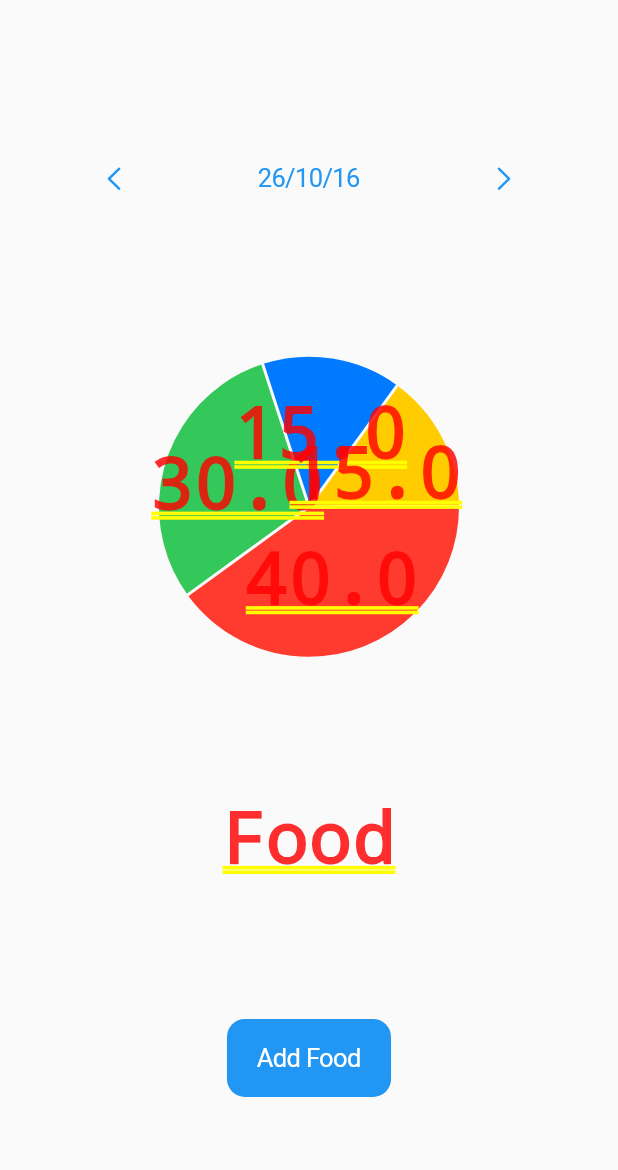
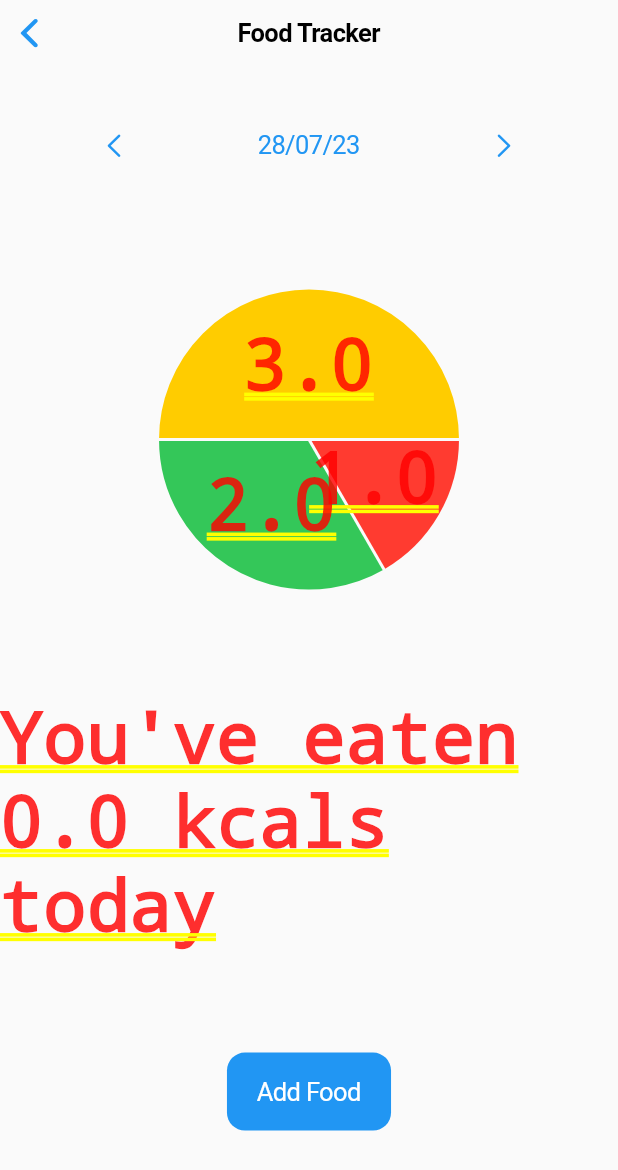
Before and after one commit to ebbearildsson/app, a Flutter app: the FoodPage screen opened directly, on a phone screen of 412 x 824 dp. Shown: the top 1170 px of the screen. Run offline on Flutter 3.47's test engine with Material 2 defaults, Android fonts, the phone set to English and light mode, and no system bars; drawn by our look-alikes of fl_chart.

Commit message:
💄 Many ui improvements and additions

```diff
--- a/lib/controller.dart
+++ b/lib/controller.dart
@@ -1 +1,34 @@
 // A controller with functions for accessing data
+
+import 'package:app/model.dart';
+
+// Functions we will most likely both use
+class Controller {
+  List<Day> days = [];
+  DateTime today = DateTime.now();
+
+  // TODO: should probably just use a dictionary for days
+  Nutrition getNutrition(DateTime date) {
+    return days.firstWhere(
+      (element) => element.date == date,
+      orElse: () {
+        days.add(Day(date: date));
+        return days.last;
+      },
+    ).nutrition;
+  }
+
+  // TODO: should probably just use a dictionary for days
+  addFood(Nutrition food, String name, DateTime date) {
+    days.firstWhere(
+      (element) => element.date == date,
+      orElse: () {
+        days.add(Day(date: date));
+        return days.last;
+      },
+    ).addMeal(Meal(name: name, nutrition: food));
+  }
+}
+
+//  Functions most likely only I will use
+class EbbesController extends Controller {}
--- a/lib/ebbe_ui/ebbe_ui.dart
+++ b/lib/ebbe_ui/ebbe_ui.dart
@@ -22,10 +22,10 @@ class EbbeUI extends StatelessWidget {
   }
 
   Widget homepage() {
-    return const CupertinoPageScaffold(child: Center(child: Text('home')));
+    return const CupertinoPageScaffold(navigationBar: CupertinoNavigationBar(middle: Text('Home')), child: Center(child: Text('home')));
   }
 
   Widget workoutpage() {
-    return const CupertinoPageScaffold(child: Center(child: Text('Workout')));
+    return const CupertinoPageScaffold(navigationBar: CupertinoNavigationBar(middle: Text('Workout Tracker')), child: Center(child: Text('Workout')));
   }
 }
--- a/lib/ebbe_ui/foodpage.dart
+++ b/lib/ebbe_ui/foodpage.dart
@@ -1,3 +1,4 @@
+import 'package:app/controller.dart';
 import 'package:fl_chart/fl_chart.dart';
 import 'package:flutter/cupertino.dart';
 import 'package:intl/intl.dart';
@@ -9,12 +10,24 @@ class FoodPage extends StatefulWidget {
   State<FoodPage> createState() => _FoodPageState();
 }
 
+enum addTypes { hundred, total, meal }
+
 class _FoodPageState extends State<FoodPage> {
-  DateTime date = DateTime(2016, 10, 26);
+  EbbesController controller = EbbesController();
+  DateTime date = DateTime(2023, 7, 28);
+
+  Map<addTypes, Color> skyColors = <addTypes, Color>{
+    addTypes.hundred: const Color(0xff191970),
+    addTypes.total: const Color(0xff40826d),
+    addTypes.meal: const Color(0xff007ba7),
+  };
+
+  var _selectedSegment = addTypes.hundred;
 
   @override
   Widget build(BuildContext context) {
     return CupertinoPageScaffold(
+      navigationBar: const CupertinoNavigationBar(middle: Text('Food Tracker')),
       child: Center(
         child: Column(
           mainAxisAlignment: MainAxisAlignment.spaceEvenly,
@@ -24,18 +37,7 @@ class _FoodPageState extends State<FoodPage> {
               mainAxisAlignment: MainAxisAlignment.spaceEvenly,
               children: [
                 CupertinoButton(child: const Icon(CupertinoIcons.left_chevron), onPressed: () => setState(() => date = date.subtract(const Duration(days: 1)))),
-                CupertinoButton(
-                  onPressed: () => _showDialog(
-                    CupertinoDatePicker(
-                      initialDateTime: date,
-                      mode: CupertinoDatePickerMode.date,
-                      use24hFormat: true,
-                      showDayOfWeek: true,
-                      onDateTimeChanged: (DateTime newDate) => setState(() => date = newDate),
-                    ),
-                  ),
-                  child: Text(DateFormat('dd/MM/yy').format(date)),
-                ),
+                CupertinoButton(onPressed: () => _showDatePicker(context), child: Text(DateFormat('dd/MM/yy').format(date))),
                 CupertinoButton(child: const Icon(CupertinoIcons.right_chevron), onPressed: () => setState(() => date = date.add(const Duration(days: 1)))),
               ],
             ),
@@ -44,19 +46,20 @@ class _FoodPageState extends State<FoodPage> {
               width: 200,
               child: PieChart(
                 PieChartData(
-                  centerSpaceRadius: 0,
+                  centerSpaceRadius: double.infinity,
                   sections: [
-                    PieChartSectionData(color: CupertinoColors.systemRed, radius: 100, value: 40),
-                    PieChartSectionData(color: CupertinoColors.systemGreen, radius: 100, value: 30),
-                    PieChartSectionData(color: CupertinoColors.systemBlue, radius: 100, value: 15),
-                    PieChartSectionData(color: CupertinoColors.systemYellow, radius: 100, value: 15),
+                    PieChartSectionData(color: CupertinoColors.systemRed, radius: 100, value: controller.getNutrition(date).protein),
+                    PieChartSectionData(color: CupertinoColors.systemGreen, radius: 100, value: controller.getNutrition(date).fat),
+                    PieChartSectionData(color: CupertinoColors.systemYellow, radius: 100, value: controller.getNutrition(date).carbs),
                   ],
                 ),
+                swapAnimationDuration: const Duration(seconds: 1),
+                swapAnimationCurve: Curves.easeInOut,
               ),
             ),
-            const Text('Food'),
+            Text("You've eaten ${controller.getNutrition(date).kcal} kcals today"),
             CupertinoButton.filled(
-              onPressed: () => print('pressed'),
+              onPressed: () => Navigator.of(context).push(CupertinoPageRoute<void>(builder: (BuildContext context) => addFoodPage(context))),
               child: const Text('Add Food'),
             ),
           ],
@@ -65,7 +68,7 @@ class _FoodPageState extends State<FoodPage> {
     );
   }
 
-  void _showDialog(Widget child) {
+  void _showDatePicker(BuildContext context) {
     showCupertinoModalPopup<void>(
       context: context,
       builder: (BuildContext context) => Container(
@@ -73,8 +76,45 @@ class _FoodPageState extends State<FoodPage> {
         padding: const EdgeInsets.only(top: 6.0),
         margin: EdgeInsets.only(bottom: MediaQuery.of(context).viewInsets.bottom),
         color: CupertinoColors.systemBackground.resolveFrom(context),
-        child: SafeArea(top: false, child: child),
+        child: SafeArea(
+          top: false,
+          child: CupertinoDatePicker(
+            initialDateTime: date,
+            mode: CupertinoDatePickerMode.date,
+            showDayOfWeek: true,
+            onDateTimeChanged: (DateTime newDate) => setState(() => date = newDate),
+          ),
+        ),
       ),
     );
   }
+
+  Widget addFoodPage(BuildContext context) {
+    return CupertinoPageScaffold(
+      navigationBar: CupertinoNavigationBar(
+        middle: CupertinoSlidingSegmentedControl<addTypes>(
+          groupValue: _selectedSegment,
+          onValueChanged: (addTypes? value) => setState(() => value != null ? _selectedSegment = value : null),
+          children: const <addTypes, Widget>{
+            addTypes.hundred: Padding(padding: EdgeInsets.symmetric(horizontal: 20), child: Text('100')),
+            addTypes.total: Padding(padding: EdgeInsets.symmetric(horizontal: 20), child: Text('Total')),
+            addTypes.meal: Padding(padding: EdgeInsets.symmetric(horizontal: 20), child: Text('Meal')),
+          },
+        ),
+      ),
+      child: SizedBox(height: 200, width: 400, child: [_hundred(), _total(), _meal()][_selectedSegment.index]),
+    );
+  }
+
+  Widget _hundred() {
+    return const Center(child: Text('100'));
+  }
+
+  Widget _meal() {
+    return const Center(child: Text('Meal'));
+  }
+
+  Widget _total() {
+    return const Center(child: Text('Total'));
+  }
 }
--- a/lib/model.dart
+++ b/lib/model.dart
@@ -1,6 +1,7 @@
 class Day {
   DateTime date;
   List<Nutrition> eaten = [];
+  Nutrition get nutrition => eaten.fold(Nutrition(), (previousValue, element) => previousValue..add(element));
 
   Day({required this.date});
 
@@ -9,20 +10,18 @@ class Day {
 
 class Meal extends Nutrition {
   String name;
-  List<Nutrition> ingridients = [];
 
-  Meal({required this.name});
-
-  void addFood(Nutrition ingridient) => ingridients.add(ingridient);
+  Meal({required this.name, required Nutrition nutrition}) : super(kcal: nutrition.kcal, protein: nutrition.protein, carbs: nutrition.carbs, fat: nutrition.fat);
 }
 
 class Nutrition {
-  double kcal = 0.0;
-  double protein = 0.0;
-  double carbs = 0.0;
-  double fat = 0.0;
+  double kcal;
+  double protein;
+  double carbs;
+  double fat;
+  double get total => protein + carbs + fat;
 
-  Nutrition({this.kcal = 0.0, this.protein = 0.0, this.carbs = 0.0, this.fat = 0.0});
+  Nutrition({this.kcal = 0.0, this.protein = 1.0, this.carbs = 3.0, this.fat = 2.0});
 
   add(Nutrition other) {
     kcal += other.kcal;
```
